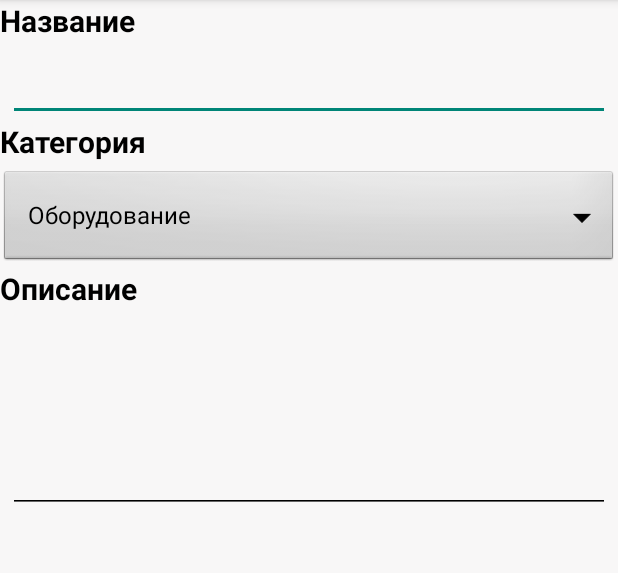
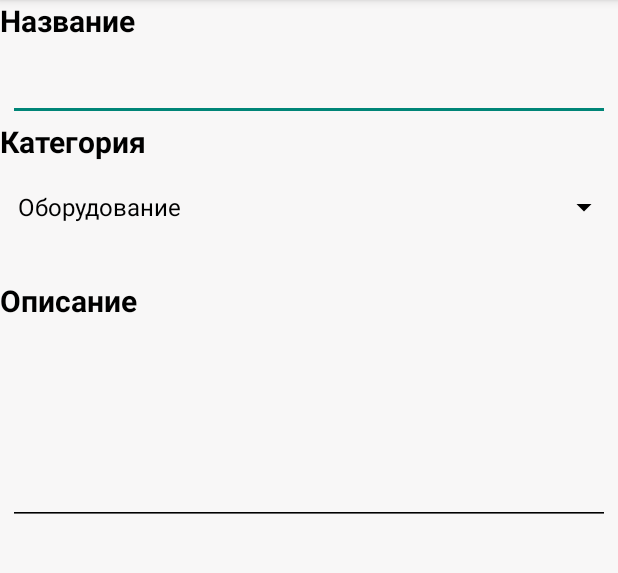
Before and after one commit to RusakovRodion/Rfid-mobile, an Android app: the FormActivity screen opened directly, with no data from a screen before it, on a phone screen of 412 x 824 dp, the part 84-657 px from its top. Run offline under Robolectric (Android 15) with nearby library versions, the phone set to English and light mode, and no system bars; 3 statements that could not run were skipped.

Commit message:
add better drop-down list, but white text can't fix?

```diff
--- a/app/src/main/java/com/example/rfid_mobile/FormActivity.java
+++ b/app/src/main/java/com/example/rfid_mobile/FormActivity.java
@@ -25,7 +25,7 @@ public class FormActivity extends AppCompatActivity {
         ArrayList<String> categories = Logic.getCategories();
 
         //get the spinner from the xml.
-        Spinner dropdown = findViewById(R.id.spinner1);
+        Spinner dropdown = findViewById(R.id.spinner);
 //create a list of items for the spinner.
         String[] items = new String[]{"1", "2", "three"};
 //create an adapter to describe how the items are displayed, adapters are used in several places in android.
--- a/app/src/main/res/layout/form_update.xml
+++ b/app/src/main/res/layout/form_update.xml
@@ -54,28 +54,17 @@
         app:layout_constraintTop_toBottomOf="@id/inputNameBar"
         tools:ignore="HardcodedText" />
 
-    <Spinner
-        android:id="@+id/spinner1"
-        android:layout_width="match_parent"
-        android:layout_height="wrap_content"
-        android:layout_marginTop="4dp"
-        android:background="@android:drawable/btn_dropdown"
-        android:popupBackground="@color/back"
-        android:spinnerMode="dropdown"
-        app:layout_constraintEnd_toEndOf="parent"
-        app:layout_constraintStart_toStartOf="parent"
-        app:layout_constraintTop_toBottomOf="@+id/inputCategoryLabel" />
-
     <TextView
         android:id="@+id/inputDescLabel"
         android:layout_width="wrap_content"
         android:layout_height="wrap_content"
+        android:layout_marginTop="23dp"
         android:text="Описание"
         android:textColor="@color/black"
         android:textSize="20sp"
         android:textStyle="bold"
         app:layout_constraintStart_toStartOf="parent"
-        app:layout_constraintTop_toBottomOf="@id/spinner1"
+        app:layout_constraintTop_toBottomOf="@+id/spinner"
         tools:ignore="HardcodedText" />
 
     <com.google.android.material.textfield.TextInputLayout
@@ -104,4 +93,16 @@
             tools:ignore="SpeakableTextPresentCheck" />
     </com.google.android.material.textfield.TextInputLayout>
 
+    <Spinner
+        android:id="@+id/spinner"
+        android:layout_width="409dp"
+        android:layout_height="50dp"
+        android:layout_marginStart="5dp"
+        android:layout_marginTop="5dp"
+        android:backgroundTint="@color/black"
+        android:popupBackground="@color/black"
+        app:layout_constraintEnd_toEndOf="parent"
+        app:layout_constraintStart_toStartOf="parent"
+        app:layout_constraintTop_toBottomOf="@+id/inputCategoryLabel" />
+
 </androidx.constraintlayout.widget.ConstraintLayout>
```
